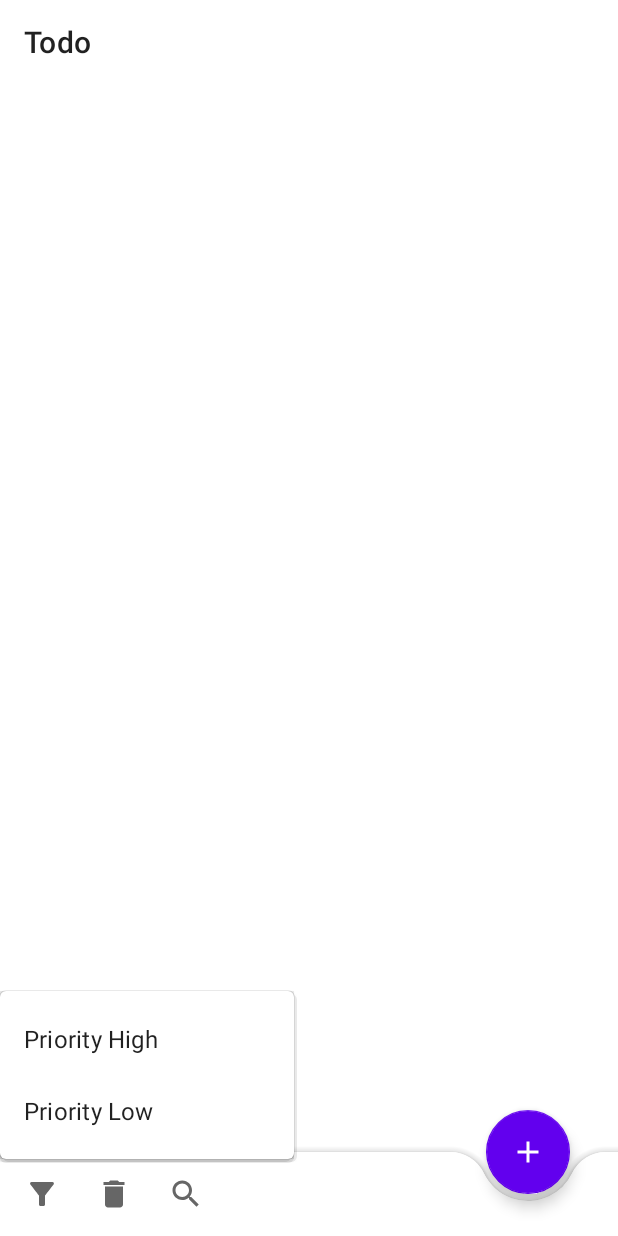
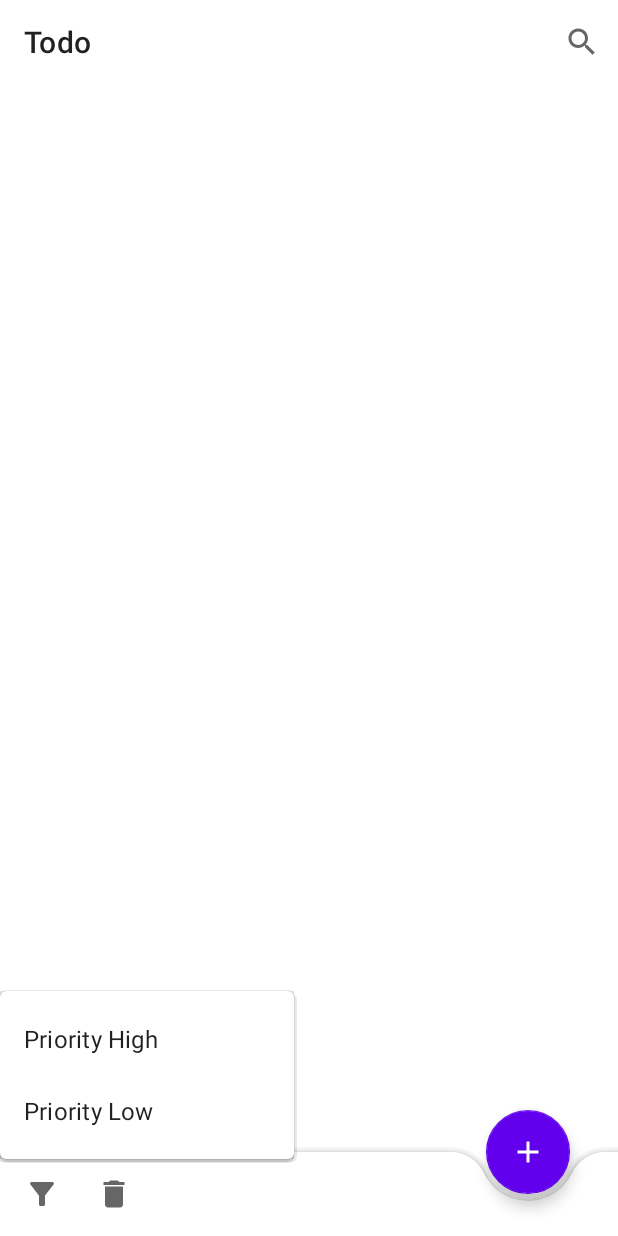
Before and after one commit to JyotimoyKashyap/Hoot, an Android app: the screen it shows after launch (MainActivity), after a tap on "Sort By", on a phone screen of 412 x 824 dp. Run offline under Robolectric (Android 15) with nearby library versions, the phone set to English and light mode, and no system bars; our stand-ins replace navigation-ui.

Commit message:
Change Log -
1. Deleted search todo and implemented the search ui in toolbar instead

```diff
--- a/app/src/main/java/com/example/todoapp/MainActivity.kt
+++ b/app/src/main/java/com/example/todoapp/MainActivity.kt
@@ -10,6 +10,7 @@ import android.view.Menu
 import android.view.MenuItem
 import android.view.View
 import android.view.animation.LinearInterpolator
+import android.widget.Toast
 import android.widget.Toolbar
 import androidx.navigation.NavController
 import androidx.navigation.NavDestination
@@ -20,7 +21,7 @@ import com.example.todoapp.databinding.ActivityMainBinding
 import com.google.android.material.bottomappbar.BottomAppBar
 
 
-class MainActivity : AppCompatActivity(), NavController.OnDestinationChangedListener {
+class MainActivity : AppCompatActivity(), NavController.OnDestinationChangedListener{
 
     private lateinit var binding: ActivityMainBinding
     val drawableId = intArrayOf(R.drawable.add, R.drawable.done, R.drawable.edit)
@@ -87,19 +88,17 @@ class MainActivity : AppCompatActivity(), NavController.OnDestinationChangedList
                     fab.setImageDrawable(resources.getDrawable(R.drawable.add))
                     mainbottomappbar.visibility = View.VISIBLE
                     mainbottomappbar.performShow()
-                    fab.visibility = View.VISIBLE
+                    fab.show()
                     mainbottomappbar.fabAlignmentMode = BottomAppBar.FAB_ALIGNMENT_MODE_END
                     mainbottomappbar.replaceMenu(R.menu.list_fragment_menu_items)
                     mainbottomappbar.setOnMenuItemClickListener { it ->
                         when (it.itemId) {
                             R.id.menu_delete_all -> {
                                 //do the task
+                                Toast.makeText(this@MainActivity, "deleted", Toast.LENGTH_SHORT).show()
                                 true
                             }
-                            R.id.menu_search ->{
-                                //do the task
-                                true
-                            }
+
                             else -> false
                         }
                     }
@@ -125,10 +124,9 @@ class MainActivity : AppCompatActivity(), NavController.OnDestinationChangedList
                     mainbottomappbar.replaceMenu(R.menu.view_fragment_menu_items)
                 }
             }
+
         }
     }
 
 
-
-
 }
--- a/app/src/main/java/com/example/todoapp/fragments/TodoListFragment/TodoListFragment.kt
+++ b/app/src/main/java/com/example/todoapp/fragments/TodoListFragment/TodoListFragment.kt
@@ -1,10 +1,8 @@
 package com.example.todoapp.fragments.TodoListFragment
 
 import android.os.Bundle
+import android.view.*
 import androidx.fragment.app.Fragment
-import android.view.LayoutInflater
-import android.view.View
-import android.view.ViewGroup
 import androidx.appcompat.app.AppCompatActivity
 import androidx.navigation.fragment.findNavController
 import com.example.todoapp.R
@@ -25,10 +23,14 @@ class TodoListFragment : Fragment() {
         (activity as AppCompatActivity).supportActionBar?.show()
         _binding = FragmentTodoListBinding.inflate(inflater, container, false)
 
-
+        setHasOptionsMenu(true)
 
 
         return binding.root
+    }
+
+    override fun onCreateOptionsMenu(menu: Menu, inflater: MenuInflater) {
+        inflater.inflate(R.menu.search_fragment_menu_items, menu)
     }
 
     override fun onDestroyView() {
--- a/app/src/main/res/layout/activity_main.xml
+++ b/app/src/main/res/layout/activity_main.xml
@@ -12,7 +12,8 @@
         android:layout_height="?actionBarSize"
         app:layout_constraintTop_toTopOf="parent"
         app:layout_constraintLeft_toLeftOf="parent"
-        app:layout_constraintRight_toRightOf="parent"/>
+        app:layout_constraintRight_toRightOf="parent"
+        app:menu="@menu/search_fragment_menu_items"/>
 
     <fragment
         android:id="@+id/navhostfragment"
--- a/app/src/main/res/menu/list_fragment_menu_items.xml
+++ b/app/src/main/res/menu/list_fragment_menu_items.xml
@@ -8,12 +8,6 @@
         android:title="Delete All"
         app:showAsAction="always"
         android:icon="@drawable/delete"/>
-    <item
-        android:orderInCategory="300"
-        android:id="@+id/menu_search"
-        android:title="Search"
-        android:icon="@drawable/search"
-        app:showAsAction="always"/>
 
     <group android:checkableBehavior="single"
         android:orderInCategory="100">
--- /dev/null
+++ b/app/src/main/res/menu/search_fragment_menu_items.xml
@@ -0,0 +1,12 @@
+<?xml version="1.0" encoding="utf-8"?>
+<menu xmlns:android="http://schemas.android.com/apk/res/android"
+    xmlns:app="http://schemas.android.com/apk/res-auto">
+    <item
+        android:id="@+id/search_"
+        android:title="Search"
+        android:icon="@drawable/search"
+        app:showAsAction="always"
+        android:iconTint="@color/black"
+        app:actionViewClass="androidx.appcompat.widget.SearchView"/>
+
+</menu>
--- a/app/src/main/res/navigation/my_nav.xml
+++ b/app/src/main/res/navigation/my_nav.xml
@@ -16,9 +16,6 @@
         <action
             android:id="@+id/action_todoListFragment_to_viewTodoFragment"
             app:destination="@id/viewTodoFragment" />
-        <action
-            android:id="@+id/action_todoListFragment_to_searchTodoFragment"
-            app:destination="@id/searchTodoFragment" />
     </fragment>
     <fragment
         android:id="@+id/addTodoFragment"
@@ -65,13 +62,4 @@
             app:popUpToInclusive="true"
             app:launchSingleTop="true"/>
     </fragment>
-    <fragment
-        android:id="@+id/searchTodoFragment"
-        android:name="com.example.todoapp.fragments.SearchTodoFragment.SearchTodoFragment"
-        android:label="fragment_search_todo"
-        tools:layout="@layout/fragment_search_todo" >
-        <action
-            android:id="@+id/action_searchTodoFragment_to_todoListFragment"
-            app:destination="@id/todoListFragment" />
-    </fragment>
 </navigation>
```
Also changed, not shown: app/src/main/java/com/example/todoapp/fragments/SearchTodoFragment/SearchTodoFragment.java (deleted, +0 -66 lines), app/src/main/res/layout/fragment_search_todo.xml (deleted, +0 -14 lines).
